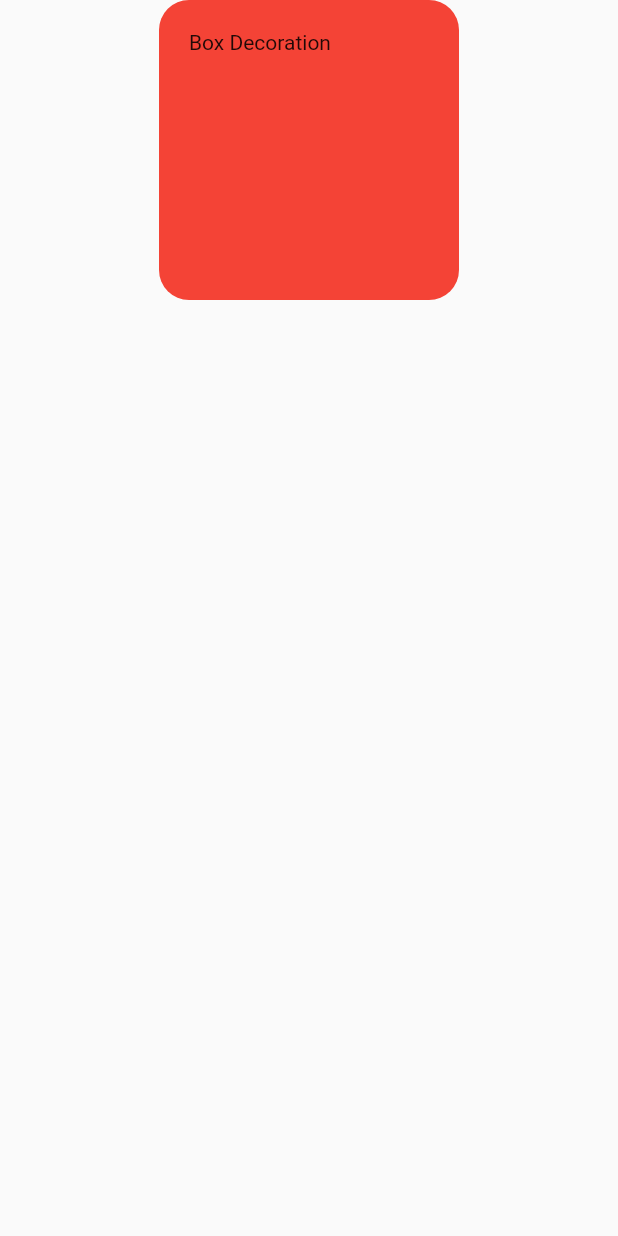
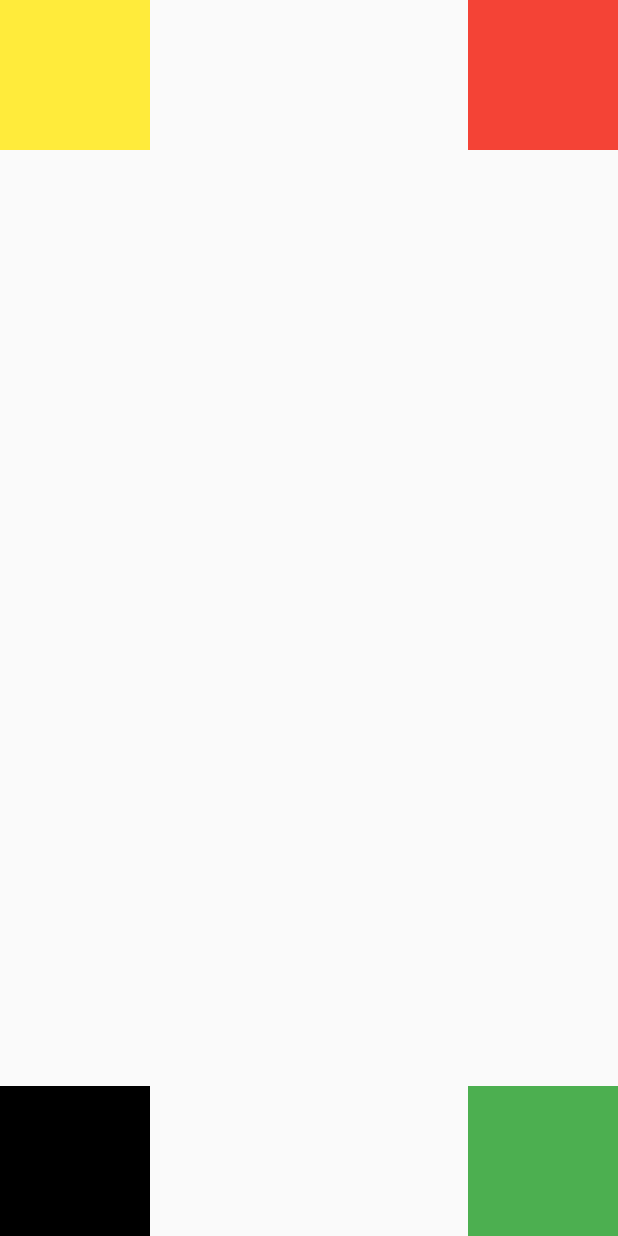
Before and after one commit to wasimiqbal1/Flutter, a Flutter app: the screen it shows after launch, on a phone screen of 412 x 824 dp. Run offline on Flutter 3.47's test engine with Material 2 defaults, Android fonts, the phone set to English and light mode, and no system bars.

Commit message:
flutter align

```diff
--- a/firstapp_wasim/lib/home.dart
+++ b/firstapp_wasim/lib/home.dart
@@ -10,22 +10,28 @@ class _HomeState extends State<Home> {
   @override
   Widget build(BuildContext context) {
     return Scaffold(
-      body:
-          Align(
-            alignment: Alignment.topCenter,
-                      child: Container(
-              padding: EdgeInsets.only(left: 20, top: 20),
-              child: Text("Box Decoration"),
-              width: 200,
-              height: 200,
-              decoration: BoxDecoration(
-                color: Colors.red,
-                borderRadius: BorderRadius.circular(20)
+      body: Stack(children: [
+        Align(
+          alignment: Alignment.bottomLeft,
+                  child: Container(
+              color: Colors.black,height:100, width:100 ),),
 
-              ),
-              ),
-          )
-        ,
+        Align(
+          alignment: Alignment.bottomRight,
+                 child: Container(
+                   color: Colors.green,height:100, width:100,)),
+
+        Align(
+          alignment: Alignment.topLeft,
+              child: Container(
+                  color: Colors.yellow,height:100, width:100,)),
+
+        Align(
+          alignment: Alignment.topRight,
+              child: Container(
+                color: Colors.red,height:100, width:100,)),
+
+      ],)
     );
   }
 }
```
